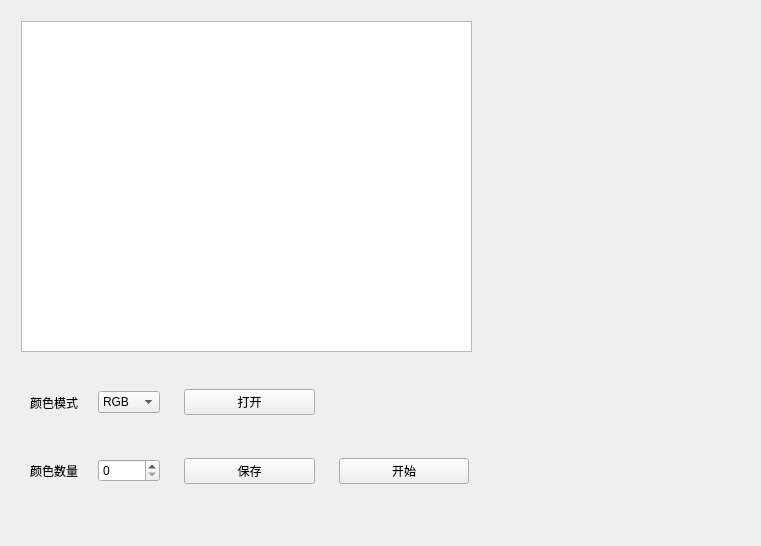
First picture: the form in newform.ui, repository ChrisDong-THU/ColorTool, before the edit.
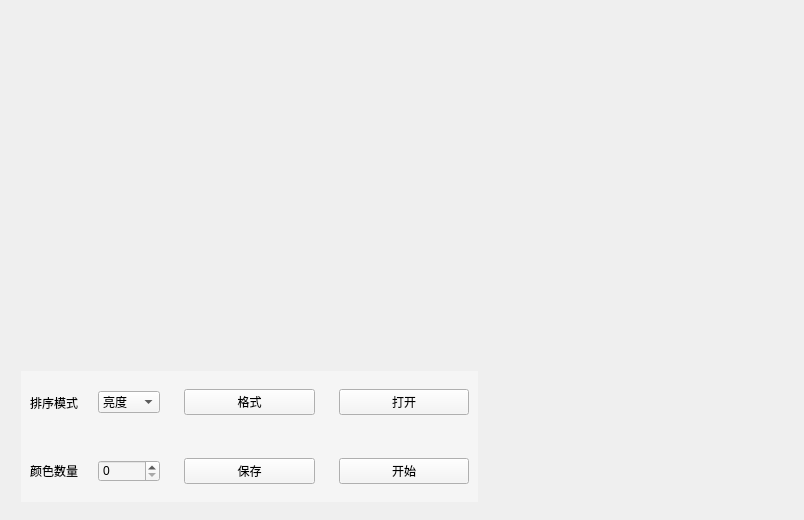
Second picture: the form after the edit.

Diff of the .ui file:
```diff
--- a/newform.ui
+++ b/newform.ui
@@ -6,16 +6,22 @@
    <rect>
     <x>0</x>
     <y>0</y>
-    <width>761</width>
-    <height>546</height>
+    <width>804</width>
+    <height>520</height>
    </rect>
   </property>
   <property name="windowTitle">
    <string>Form</string>
   </property>
+  <property name="styleSheet">
+   <string notr="true"/>
+  </property>
   <layout class="QVBoxLayout" name="verticalLayout">
    <item>
     <widget class="QWidget" name="widget_7" native="true">
+     <property name="styleSheet">
+      <string notr="true"/>
+     </property>
      <widget class="QWidget" name="widget" native="true">
       <property name="geometry">
        <rect>
@@ -25,6 +31,9 @@
         <height>131</height>
        </rect>
       </property>
+      <property name="styleSheet">
+       <string notr="true">background-color: rgb(245, 245, 245);</string>
+      </property>
       <layout class="QGridLayout" name="gridLayout">
        <item row="0" column="0">
         <widget class="QWidget" name="widget_5" native="true">
@@ -35,7 +44,7 @@
              <string notr="true">font: 10pt &quot;更纱黑体 UI SC&quot;;</string>
             </property>
             <property name="text">
-             <string>颜色模式</string>
+             <string>排序模式</string>
             </property>
            </widget>
           </item>
@@ -46,7 +55,7 @@
             </property>
             <item>
              <property name="text">
-              <string>RGB</string>
+              <string>亮度</string>
              </property>
             </item>
             <item>
@@ -112,27 +121,6 @@
          </layout>
         </widget>
        </item>
-       <item row="0" column="2">
-        <widget class="QWidget" name="widget_8" native="true">
-         <layout class="QHBoxLayout" name="horizontalLayout_5"/>
-        </widget>
-       </item>
-       <item row="0" column="1">
-        <widget class="QWidget" name="widget_3" native="true">
-         <layout class="QHBoxLayout" name="horizontalLayout_3">
-          <item>
-           <widget class="QPushButton" name="loadBtn">
-            <property name="styleSheet">
-             <string notr="true">font: 9pt &quot;更纱黑体 UI SC&quot;;</string>
-            </property>
-            <property name="text">
-             <string>打开</string>
-            </property>
-           </widget>
-          </item>
-         </layout>
-        </widget>
-       </item>
        <item row="1" column="1">
         <widget class="QWidget" name="widget_6" native="true">
          <layout class="QVBoxLayout" name="verticalLayout_3">
@@ -149,17 +137,61 @@
          </layout>
         </widget>
        </item>
+       <item row="0" column="1">
+        <widget class="QWidget" name="widget_8" native="true">
+         <layout class="QHBoxLayout" name="horizontalLayout_5">
+          <item>
+           <widget class="QPushButton" name="editBtn">
+            <property name="styleSheet">
+             <string notr="true">font: 9pt &quot;更纱黑体 UI SC&quot;;</string>
+            </property>
+            <property name="text">
+             <string>格式</string>
+            </property>
+           </widget>
+          </item>
+         </layout>
+        </widget>
+       </item>
+       <item row="0" column="2">
+        <widget class="QWidget" name="widget_3" native="true">
+         <layout class="QHBoxLayout" name="horizontalLayout_3">
+          <item>
+           <widget class="QPushButton" name="loadBtn">
+            <property name="minimumSize">
+             <size>
+              <width>0</width>
+              <height>19</height>
+             </size>
+            </property>
+            <property name="styleSheet">
+             <string notr="true">font: 9pt &quot;更纱黑体 UI SC&quot;;</string>
+            </property>
+            <property name="text">
+             <string>打开</string>
+            </property>
+           </widget>
+          </item>
+         </layout>
+        </widget>
+       </item>
       </layout>
      </widget>
      <widget class="QGraphicsView" name="imgShow">
+      <property name="enabled">
+       <bool>true</bool>
+      </property>
       <property name="geometry">
        <rect>
         <x>10</x>
         <y>10</y>
-        <width>451</width>
-        <height>331</height>
+        <width>457</width>
+        <height>340</height>
        </rect>
       </property>
+      <property name="styleSheet">
+       <string notr="true">background: transparent;border:0px</string>
+      </property>
      </widget>
     </widget>
    </item>
```
Left out of the diff: 6 changed lines with no effect on the pictures.
